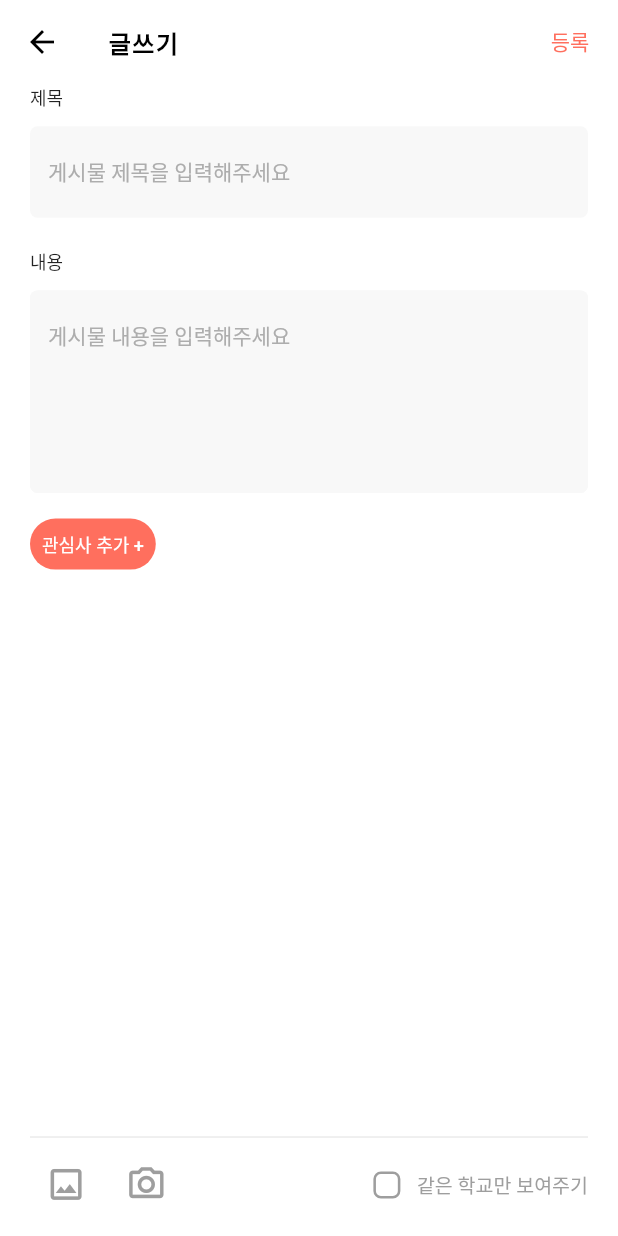
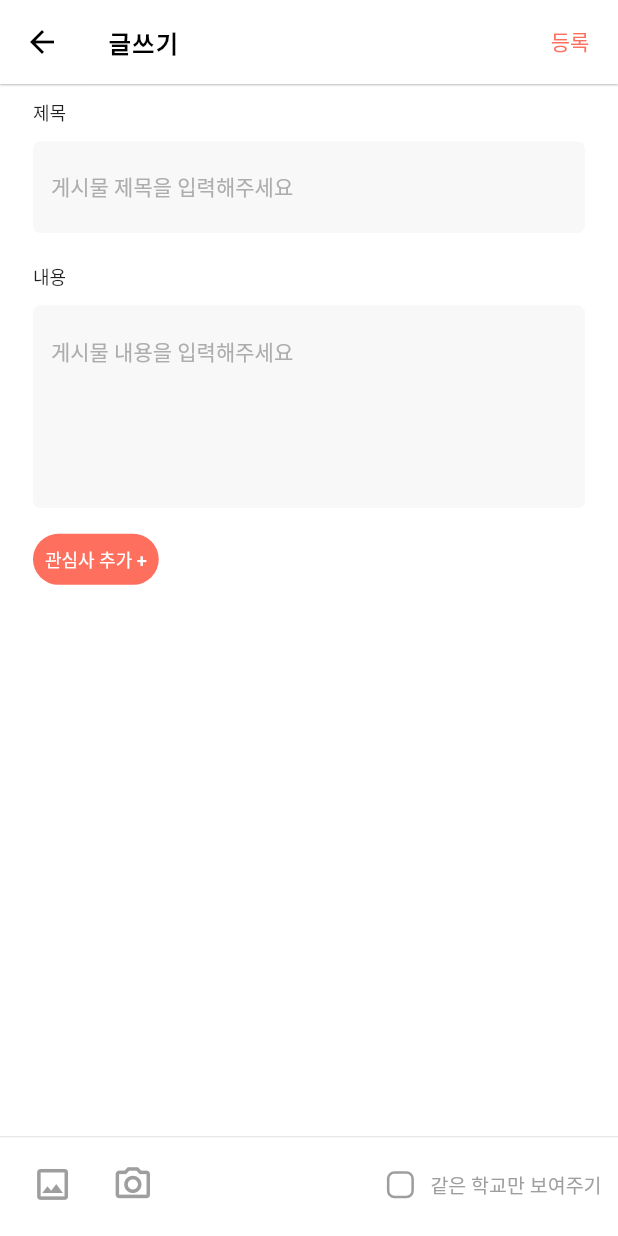
Before and after one commit to MateCampus/MateCampusClient, a Flutter app: the PostCreateScreen screen opened directly, after a tap on "관심사 추가 +", on a phone screen of 412 x 824 dp. Run offline on Flutter 3.47's test engine with Material 2 defaults, Android fonts, the phone set to English and light mode, and no system bars; our stand-ins replace fluttertoast, get_it, image_picker, photo_view, shared_preferences; accounts and stored records are empty.

Commit message:
func: postCreate 완료

```diff
--- a/lib/src/ui/views/post/post_create/components/body.dart
+++ b/lib/src/ui/views/post/post_create/components/body.dart
@@ -1,7 +1,6 @@
 import 'package:flutter/material.dart';
+import 'package:zamongcampus/src/config/size_config.dart';
 import 'package:zamongcampus/src/ui/common_widgets/vertical_spacing.dart';
-
-//import 'package:zamongcampus/src/ui/views/post/post_create/components/check_options.dart';
 import 'package:zamongcampus/src/ui/views/post/post_create/components/fixed_bottom_bar.dart';
 import 'package:zamongcampus/src/ui/views/post/post_create/components/tag_category.dart';
 import 'package:zamongcampus/src/ui/views/post/post_create/components/text_input_space.dart';
@@ -17,7 +16,9 @@
   @override
   Widget build(BuildContext context) {
     return Container(
-      margin: const EdgeInsets.fromLTRB(20, 0, 20, 10), //이부분 간격 체크,
+      margin: EdgeInsets.only(
+          top: getProportionateScreenHeight(10),
+          bottom: getProportionateScreenHeight(10)), //이부분 간격 체크,
       child: Column(
         children: [
           Expanded(
@@ -26,14 +27,12 @@
                 crossAxisAlignment: CrossAxisAlignment.start,
                 children: const [
                   TextInputSpace(),
-                  //CheckOptions(),
                   VerticalSpacing(of: 10),
                   TagCategory(),
                 ],
               ),
             ),
           ),
-          const Divider(),
           FixedBottomBar()
         ],
       ),
--- a/lib/src/ui/views/post/post_create/components/fixed_bottom_bar.dart
+++ b/lib/src/ui/views/post/post_create/components/fixed_bottom_bar.dart
@@ -18,22 +18,20 @@
 List<XFile> _pickedImgs = [];
 final ImagePicker _picker = ImagePicker();
 
-List<XFile> get pickedIgms => _pickedImgs;
+//List<XFile> get pickedIgms => _pickedImgs;
 
 class _FixedBottomBarState extends State<FixedBottomBar> {
   @override
   Widget build(BuildContext context) {
     return Column(
       children: [
-        // _pickedImgs.isEmpty
-        //     ? SizedBox()
-        //     : ListView.builder(
-        //         itemCount: _pickedImgs.length,
-        //         scrollDirection: Axis.horizontal,
-        //         itemBuilder: (context, index) => ClipRRect(
-        //               child: Image.file(File(_pickedImgs[index].path)),
-        //             )),
-        Row(
+        _pickedImgs.isEmpty ? const SizedBox() : _showLoadImage(),
+        const Divider(),
+        Padding(
+          padding: EdgeInsets.only(
+              right: getProportionateScreenWidth(10),
+              left: getProportionateScreenWidth(10)),
+          child: Row(
             crossAxisAlignment: CrossAxisAlignment.center,
             children: [
               IconButton(
@@ -81,14 +79,7 @@
               )
             ],
           ),
-        _pickedImgs.isEmpty
-            ? SizedBox()
-            : ListView.builder(
-                itemCount: _pickedImgs.length,
-                scrollDirection: Axis.horizontal,
-                itemBuilder: (context, index) => ClipRRect(
-                      child: Image.file(File(_pickedImgs[index].path)),
-                    )),
+        ),
       ],
     );
   }
@@ -100,12 +91,10 @@
       setState(() {
         _pickedImgs = images;
       });
-    } else {
-      print('이미지 없지롱');
     }
-    print(_pickedImgs.length.toString());
   }
 
+  //카메라에서 이미지 가져오는 함수
   void getImageFromCamera() async {
     final XFile? image = await _picker.pickImage(source: ImageSource.camera);
     if (image != null) {
@@ -114,4 +103,49 @@
       });
     }
   }
+
+  //이미지 삭제 함수
+  void removeImage(int index) {
+    setState(() {
+      _pickedImgs.removeAt(index);
+    });
   }
+
+  Widget _showLoadImage() {
+    return Padding(
+      padding: EdgeInsets.only(
+          right: getProportionateScreenWidth(20),
+          left: getProportionateScreenWidth(20)),
+      child: SizedBox(
+        height: getProportionateScreenHeight(100),
+        child: ListView.builder(
+            itemCount: _pickedImgs.length,
+            scrollDirection: Axis.horizontal,
+            itemBuilder: (context, index) => Stack(children: [
+                  Padding(
+                    padding: const EdgeInsets.only(right: 8.0, top: 8.0),
+                    child: Image.file(
+                      File(_pickedImgs[index].path),
+                      height: getProportionateScreenHeight(90),
+                      width: getProportionateScreenWidth(90),
+                      fit: BoxFit.cover,
+                    ),
+                  ),
+                  Positioned(
+                    right: 0.1,
+                    top: 0.1,
+                    child: InkWell(
+                      onTap: (() {
+                        removeImage(index);
+                      }),
+                      child: const Icon(
+                        Icons.cancel,
+                        color: Colors.black,
+                      ),
+                    ),
+                  )
+                ])),
+      ),
+    );
+  }
+}
--- a/lib/src/ui/views/post/post_create/components/tag_category.dart
+++ b/lib/src/ui/views/post/post_create/components/tag_category.dart
@@ -1,11 +1,16 @@
 import 'package:flutter/material.dart';
+import 'package:zamongcampus/src/config/size_config.dart';
 
 class TagCategory extends StatelessWidget {
   const TagCategory({Key? key}) : super(key: key);
 
   @override
   Widget build(BuildContext context) {
-    return TextButton(
+    return Padding(
+      padding: EdgeInsets.only(
+          right: getProportionateScreenWidth(20),
+          left: getProportionateScreenWidth(20)),
+      child: TextButton(
         onPressed: () {},
         child: const Text(
           '관심사 추가 +',
@@ -16,6 +21,7 @@
             backgroundColor: const Color(0xffff6f5e),
             shape: const StadiumBorder(),
             minimumSize: const Size(58, 17)),
+      ),
     );
   }
 }
--- a/lib/src/ui/views/post/post_create/components/text_input_space.dart
+++ b/lib/src/ui/views/post/post_create/components/text_input_space.dart
@@ -1,7 +1,6 @@
 import 'package:flutter/material.dart';
 import 'package:zamongcampus/src/config/size_config.dart';
 import 'package:zamongcampus/src/ui/common_widgets/vertical_spacing.dart';
-import 'package:zamongcampus/src/ui/views/post/post_create/components/fixed_bottom_bar.dart';
 
 class TextInputSpace extends StatefulWidget {
   const TextInputSpace({Key? key}) : super(key: key);
@@ -13,7 +12,11 @@
 class _TextInputSpaceState extends State<TextInputSpace> {
   @override
   Widget build(BuildContext context) {
-    return Column(
+    return Padding(
+      padding: EdgeInsets.only(
+          right: getProportionateScreenWidth(20),
+          left: getProportionateScreenWidth(20)),
+      child: Column(
         crossAxisAlignment: CrossAxisAlignment.start,
         children: [
           const Text(
@@ -48,10 +51,7 @@
                 color: const Color(0xfff8f8f8),
                 borderRadius: BorderRadius.circular(5)),
             child: Column(
-            children: [
-              (pickedIgms.isEmpty)
-                  ? SizedBox()
-                  : Text('사진있음'), //여기다가 이미지 있고 없고 판단해서 이미지 보여주면 되겠다.
+              children: const [
                 TextField(
                   keyboardType: TextInputType.multiline,
                   maxLines: null,
@@ -59,7 +59,8 @@
                   //style: TextStyle(fontSize: 150),  //테스트용
                   decoration: InputDecoration(
                     hintText: "게시물 내용을 입력해주세요",
-                  hintStyle: TextStyle(color: Color(0xFFADADAD), fontSize: 14),
+                    hintStyle:
+                        TextStyle(color: Color(0xFFADADAD), fontSize: 14),
                     fillColor: Color(0xfff8f8f8),
                     filled: true,
                     border: OutlineInputBorder(
@@ -71,6 +72,7 @@
             ),
           ),
         ],
+      ),
     );
   }
 }
--- a/lib/src/ui/views/post/post_create/post_create_screen.dart
+++ b/lib/src/ui/views/post/post_create/post_create_screen.dart
@@ -40,7 +40,7 @@
               ),
             )
           ],
-          elevation: 0.0,
+          elevation: 0.5,
           backgroundColor: Colors.white,
         ),
         backgroundColor: Colors.white,
```
Also changed, not shown: lib/src/ui/views/post/post_create/components/check_options.dart (deleted, +0 -37 lines), 2 other files. Lines whose indentation alone changed are shown as unchanged.
